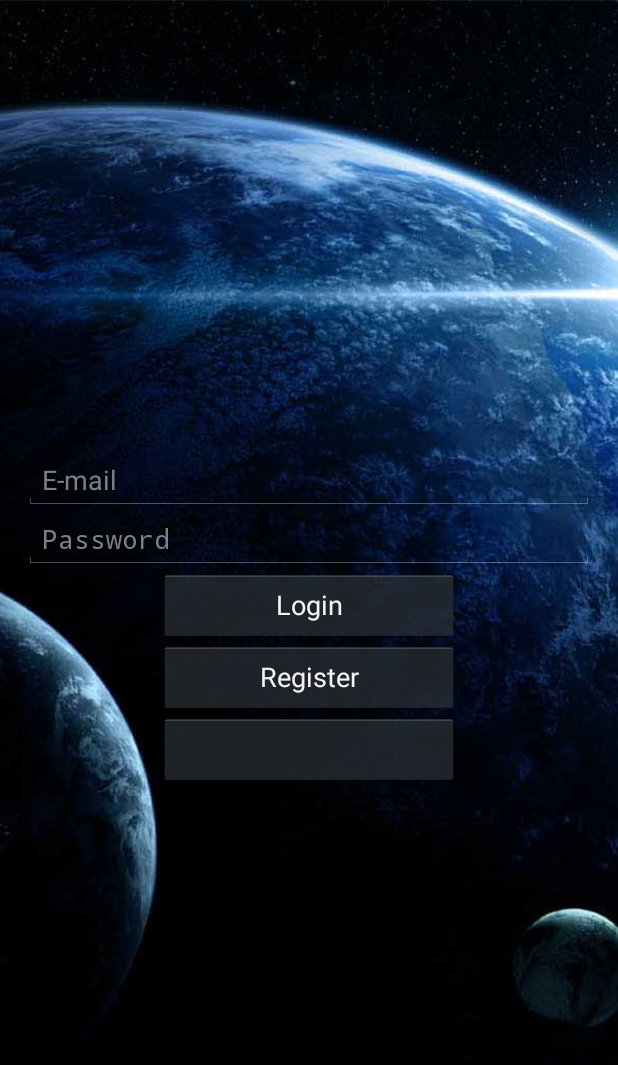
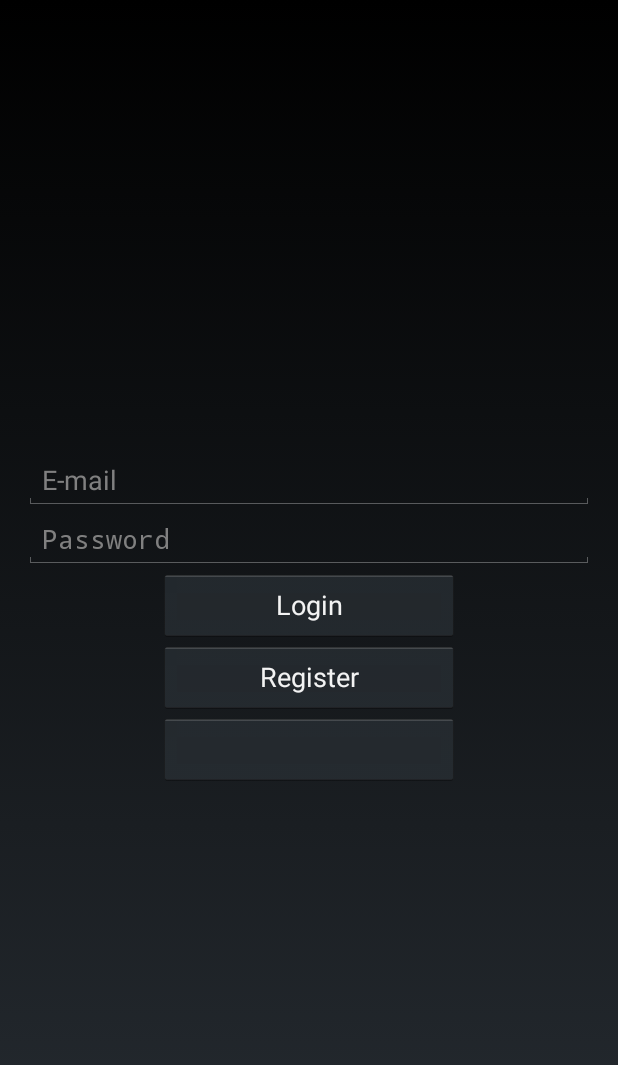
Before and after one commit to BasVDeuren/Android, an Android app: the screen it shows after launch (LoginActivity), on a phone screen of 412 x 824 dp. Shown: the top 1065 px of the screen. Run offline under Robolectric (Android 15) with nearby library versions, the phone set to English and light mode, and no system bars; libraries missing offline, so code that uses them is left out: com.facebook, com.facebook.model, com.facebook.widget; plain views replace LoginButton; 6 statements that could not run were skipped.

Commit message:
Login Fixed

```diff
--- a/app/src/main/java/com/gunit/spacecrack/activity/SplashScreenActivity.java
+++ b/app/src/main/java/com/gunit/spacecrack/activity/SplashScreenActivity.java
@@ -161,8 +161,8 @@ public class SplashScreenActivity extends Activity {
                     SpaceCrackApplication.profile = gson.fromJson(result, Profile.class);
                     //Get the image from the Data URI
                     if (SpaceCrackApplication.profile.image != null) {
-                        String[] imageParts = SpaceCrackApplication.profile.image.split(",");
-                        byte[] decodedString = Base64.decode(imageParts[1], 0);
+                        String image = SpaceCrackApplication.profile.image.substring(SpaceCrackApplication.profile.image.indexOf(",") + 1);
+                        byte[] decodedString = Base64.decode(image, 0);
                         SpaceCrackApplication.profilePicture = BitmapFactory.decodeByteArray(decodedString, 0, decodedString.length);
                     }
 
--- a/app/src/main/java/com/gunit/spacecrack/restservice/RestService.java
+++ b/app/src/main/java/com/gunit/spacecrack/restservice/RestService.java
@@ -35,6 +35,7 @@ public class RestService {
         String result = null;
         HttpClient httpClient = new DefaultHttpClient();
         HttpGet httpGet = new HttpGet(url);
+        HttpConnectionParams.setConnectionTimeout(new BasicHttpParams(), SpaceCrackApplication.NETWORK_TIMEOUT);
 
         CookieStore cookieStore = ((DefaultHttpClient) httpClient).getCookieStore();
         BasicClientCookie cookie = new BasicClientCookie("accessToken", "%22" + SpaceCrackApplication.accessToken + "%22");
@@ -119,6 +120,7 @@ public class RestService {
         String accessToken = null;
         HttpClient httpClient = new DefaultHttpClient();
         HttpPost httpPost = new HttpPost(url);
+        HttpConnectionParams.setConnectionTimeout(new BasicHttpParams(), SpaceCrackApplication.NETWORK_TIMEOUT);
         StringEntity stringEntity = null;
         try {
             stringEntity = new StringEntity(user.toString());
--- a/app/src/main/res/layout/fragment_login.xml
+++ b/app/src/main/res/layout/fragment_login.xml
@@ -4,12 +4,12 @@
     android:layout_height="match_parent"
     tools:context="com.gunit.spacecrack.activity.LoginActivity$PlaceholderFragment">
 
-    <ImageView
-        android:layout_width="match_parent"
-        android:layout_height="match_parent"
-        android:src="@drawable/spacebackground"
-        android:scaleType="centerCrop"
-        android:contentDescription="@string/background" />
+    <!--<ImageView-->
+        <!--android:layout_width="match_parent"-->
+        <!--android:layout_height="match_parent"-->
+        <!--android:src="@drawable/spacebackground"-->
+        <!--android:scaleType="centerCrop"-->
+        <!--android:contentDescription="@string/background" />-->
 
     <LinearLayout
         android:layout_width="match_parent"
```
Also changed, not shown: app/src/main/java/com/gunit/spacecrack/fragment/LoginFragment.java (+6 -2 lines), app/src/main/res/layout/activity_home.xml (+6 -6 lines), app/src/main/res/layout/fragment_edit_profile.xml (+5 -5 lines), app/src/main/res/layout/fragment_profile.xml (+5 -5 lines), app/src/main/res/layout/fragment_register.xml (+5 -5 lines).
